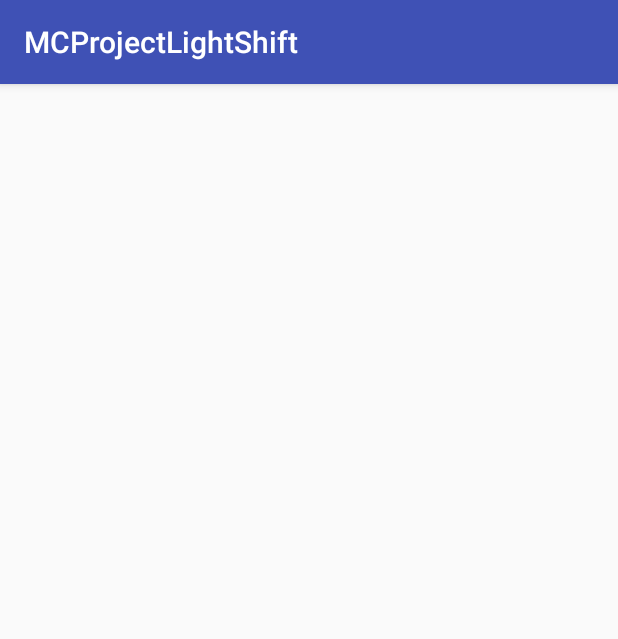
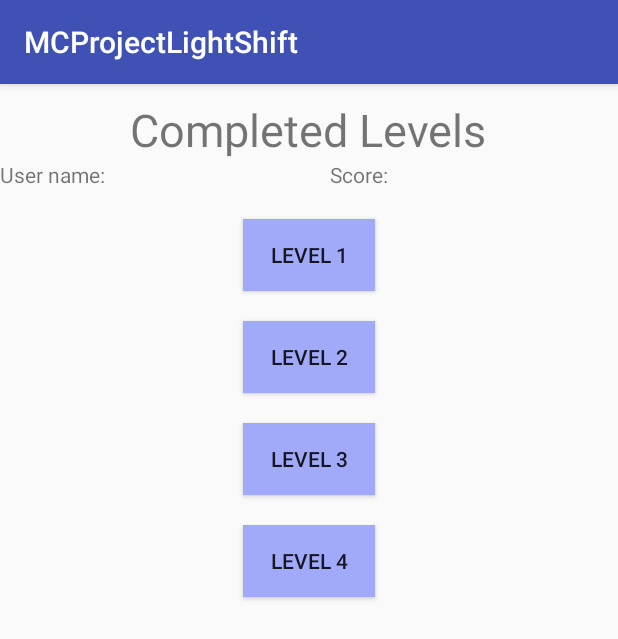
Before and after one commit to matthewjamesca/MobileCompProject-Lightshift, an Android app: the LevelSelectActivity screen opened directly, with no data from a screen before it, on a phone screen of 412 x 824 dp. Shown: the top 639 px of the screen. Run offline under Robolectric (Android 15) with nearby library versions, the phone set to English and light mode, and no system bars.

Commit message:
Level Selected

```diff
--- a/app/src/main/java/mc/group/seven/mcprojectlightshift/LevelSelectActivity.java
+++ b/app/src/main/java/mc/group/seven/mcprojectlightshift/LevelSelectActivity.java
@@ -9,5 +9,16 @@ public class LevelSelectActivity extends AppCompatActivity {
     protected void onCreate(Bundle savedInstanceState) {
         super.onCreate(savedInstanceState);
         setContentView(R.layout.activity_level_select);
+
+        /* --this will be the load function to load play stats--
+
+            SharedPreferences shared = getSharedPreferences("shareInfor", Context.MODE_PRIVATE);
+
+            SharedPreferences.Editor editor = shared.edit();
+            editor.putString("username", latitude);
+            editor.putString("score", longitude);
+            editor.apply();
+
+*/
     }
 }
--- a/app/src/main/res/layout/activity_level_select.xml
+++ b/app/src/main/res/layout/activity_level_select.xml
@@ -1,9 +1,83 @@
 <?xml version="1.0" encoding="utf-8"?>
-<android.support.constraint.ConstraintLayout xmlns:android="http://schemas.android.com/apk/res/android"
+
+    <RelativeLayout xmlns:android="http://schemas.android.com/apk/res/android"
     xmlns:app="http://schemas.android.com/apk/res-auto"
     xmlns:tools="http://schemas.android.com/tools"
     android:layout_width="match_parent"
     android:layout_height="match_parent"
     tools:context="mc.group.seven.mcprojectlightshift.LevelSelectActivity">
 
-</android.support.constraint.ConstraintLayout>
+    <TextView
+        android:id="@+id/levels"
+        android:layout_width="wrap_content"
+        android:layout_height="wrap_content"
+        android:text="Completed Levels"
+        android:layout_centerHorizontal="true"
+        android:textStyle="normal"
+        android:textSize="30dp"
+        android:layout_marginTop="10dp"/>
+
+    <LinearLayout
+        android:id="@+id/userStat"
+        android:layout_width="match_parent"
+        android:layout_height="wrap_content"
+        android:orientation="horizontal"
+        android:weightSum="1"
+        android:layout_below="@+id/levels"
+        >
+
+        <TextView
+            android:id="@+id/userName"
+            android:layout_width="wrap_content"
+            android:layout_height="wrap_content"
+            android:text="User name:"/>
+
+        <TextView
+            android:id="@+id/score"
+            android:layout_width="wrap_content"
+            android:layout_height="wrap_content"
+            android:text="Score:"
+            android:layout_marginLeft="150dp"/>
+    </LinearLayout>
+
+    <Button
+        android:id="@+id/lvl1"
+        android:layout_width="wrap_content"
+        android:layout_height="wrap_content"
+        android:text="Level 1"
+        android:layout_below="@+id/userStat"
+        android:layout_centerHorizontal="true"
+        android:layout_marginTop="20dp"
+        android:background="#a1a9f9"/>
+
+    <Button
+        android:id="@+id/lvl2"
+        android:layout_width="wrap_content"
+        android:layout_height="wrap_content"
+        android:text="Level 2"
+        android:layout_below="@+id/lvl1"
+        android:layout_centerHorizontal="true"
+        android:layout_marginTop="20dp"
+        android:background="#a1a9f9"/>
+
+    <Button
+        android:id="@+id/lvl3"
+        android:layout_width="wrap_content"
+        android:layout_height="wrap_content"
+        android:text="Level 3"
+        android:layout_below="@+id/lvl2"
+        android:layout_centerHorizontal="true"
+        android:layout_marginTop="20dp"
+        android:background="#a1a9f9"/>
+
+    <Button
+        android:id="@+id/lvl4"
+        android:layout_width="wrap_content"
+        android:layout_height="wrap_content"
+        android:text="Level 4"
+        android:layout_below="@+id/lvl3"
+        android:layout_centerHorizontal="true"
+        android:layout_marginTop="20dp"
+        android:background="#a1a9f9"/>
+
+</RelativeLayout>
```
